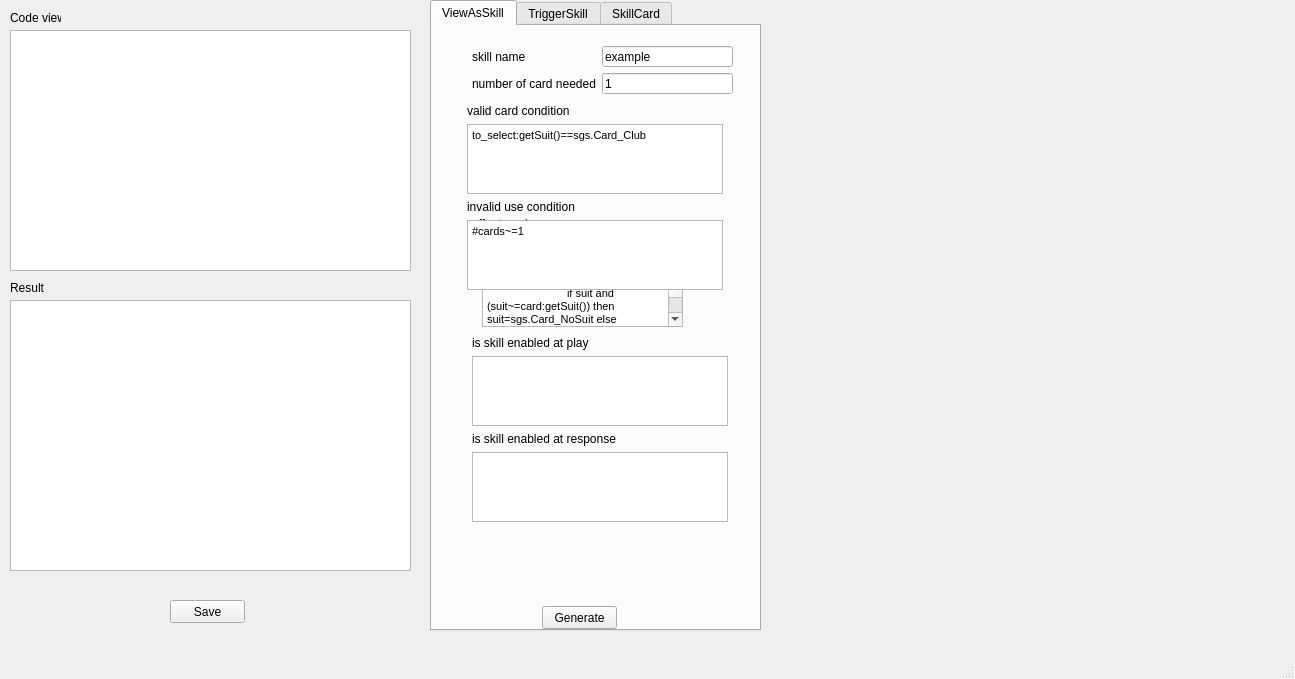
First picture: the form in src/diyscriptor.ui, repository Mogara/QSanguosha, before the edit.
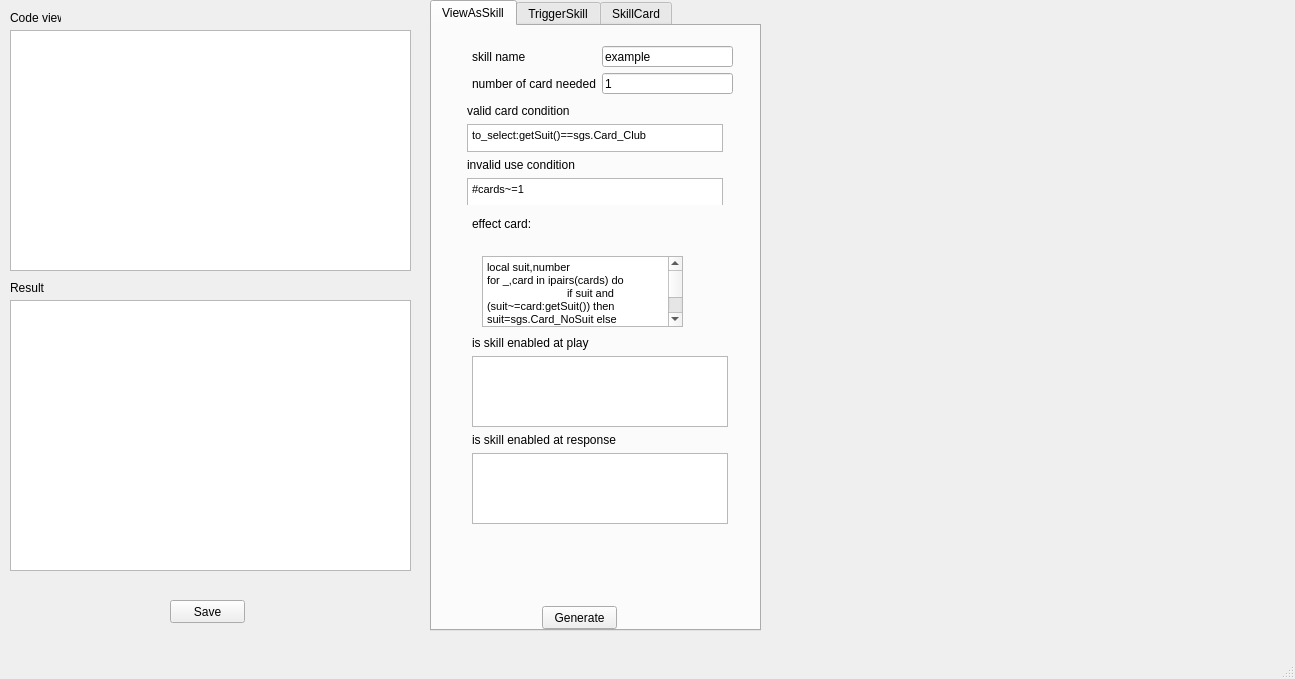
Second picture: the form after the edit. The open tabs and pages were chosen to show the change.

Commit message: updated translation in zombie mode

```diff
--- a/src/diyscriptor.ui
+++ b/src/diyscriptor.ui
@@ -186,17 +186,17 @@
          <string>&lt;!DOCTYPE HTML PUBLIC &quot;-//W3C//DTD HTML 4.0//EN&quot; &quot;http://www.w3.org/TR/REC-html40/strict.dtd&quot;&gt;
 &lt;html&gt;&lt;head&gt;&lt;meta name=&quot;qrichtext&quot; content=&quot;1&quot; /&gt;&lt;style type=&quot;text/css&quot;&gt;
 p, li { white-space: pre-wrap; }
-&lt;/style&gt;&lt;/head&gt;&lt;body style=&quot; font-family:'SimSun'; font-size:9pt; font-weight:400; font-style:normal;&quot;&gt;
-&lt;p style=&quot; margin-top:0px; margin-bottom:0px; margin-left:0px; margin-right:0px; -qt-block-indent:0; text-indent:0px;&quot;&gt;&lt;span style=&quot; font-family:'MS Shell Dlg 2'; font-size:8pt;&quot;&gt;local suit,number&lt;/span&gt;&lt;/p&gt;
-&lt;p style=&quot; margin-top:0px; margin-bottom:0px; margin-left:0px; margin-right:0px; -qt-block-indent:0; text-indent:0px;&quot;&gt;&lt;span style=&quot; font-family:'MS Shell Dlg 2'; font-size:8pt;&quot;&gt;for _,card in ipairs(cards) do&lt;/span&gt;&lt;/p&gt;
-&lt;p style=&quot; margin-top:0px; margin-bottom:0px; margin-left:0px; margin-right:0px; -qt-block-indent:0; text-indent:0px;&quot;&gt;&lt;span style=&quot; font-family:'MS Shell Dlg 2'; font-size:8pt;&quot;&gt;	if suit and (suit~=card:getSuit()) then suit=sgs.Card_NoSuit else suit=card:getSuit() end&lt;/span&gt;&lt;/p&gt;
-&lt;p style=&quot; margin-top:0px; margin-bottom:0px; margin-left:0px; margin-right:0px; -qt-block-indent:0; text-indent:0px;&quot;&gt;&lt;span style=&quot; font-family:'MS Shell Dlg 2'; font-size:8pt;&quot;&gt;	if number and (number~=card:getNumber()) then number=-1 else number=card:getNumber() end&lt;/span&gt;&lt;/p&gt;
-&lt;p style=&quot; margin-top:0px; margin-bottom:0px; margin-left:0px; margin-right:0px; -qt-block-indent:0; text-indent:0px;&quot;&gt;&lt;span style=&quot; font-family:'MS Shell Dlg 2'; font-size:8pt;&quot;&gt;end&lt;/span&gt;&lt;/p&gt;
-&lt;p style=&quot; margin-top:0px; margin-bottom:0px; margin-left:0px; margin-right:0px; -qt-block-indent:0; text-indent:0px;&quot;&gt;&lt;span style=&quot; font-family:'MS Shell Dlg 2'; font-size:8pt;&quot;&gt;local view_as_card= sgs.Sanguosha:cloneCard(&amp;quot;CardName&amp;quot;, suit, number)&lt;/span&gt;&lt;/p&gt;
-&lt;p style=&quot; margin-top:0px; margin-bottom:0px; margin-left:0px; margin-right:0px; -qt-block-indent:0; text-indent:0px;&quot;&gt;&lt;span style=&quot; font-family:'MS Shell Dlg 2'; font-size:8pt;&quot;&gt;for _,card in ipairs(cards) do&lt;/span&gt;&lt;/p&gt;
-&lt;p style=&quot; margin-top:0px; margin-bottom:0px; margin-left:0px; margin-right:0px; -qt-block-indent:0; text-indent:0px;&quot;&gt;&lt;span style=&quot; font-family:'MS Shell Dlg 2'; font-size:8pt;&quot;&gt;	view_as_card:addSubcard(card:getId())&lt;/span&gt;&lt;/p&gt;
-&lt;p style=&quot; margin-top:0px; margin-bottom:0px; margin-left:0px; margin-right:0px; -qt-block-indent:0; text-indent:0px;&quot;&gt;&lt;span style=&quot; font-family:'MS Shell Dlg 2'; font-size:8pt;&quot;&gt;end&lt;/span&gt;&lt;/p&gt;
-&lt;p style=&quot; margin-top:0px; margin-bottom:0px; margin-left:0px; margin-right:0px; -qt-block-indent:0; text-indent:0px;&quot;&gt;&lt;span style=&quot; font-family:'MS Shell Dlg 2'; font-size:8pt;&quot;&gt;view_as_card:setSkillName(self:objectName())&lt;/span&gt;&lt;/p&gt;&lt;/body&gt;&lt;/html&gt;</string>
+&lt;/style&gt;&lt;/head&gt;&lt;body style=&quot; font-family:'MS Shell Dlg 2'; font-size:8.25pt; font-weight:400; font-style:normal;&quot;&gt;
+&lt;p style=&quot; margin-top:0px; margin-bottom:0px; margin-left:0px; margin-right:0px; -qt-block-indent:0; text-indent:0px;&quot;&gt;&lt;span style=&quot; font-size:8pt;&quot;&gt;local suit,number&lt;/span&gt;&lt;/p&gt;
+&lt;p style=&quot; margin-top:0px; margin-bottom:0px; margin-left:0px; margin-right:0px; -qt-block-indent:0; text-indent:0px;&quot;&gt;&lt;span style=&quot; font-size:8pt;&quot;&gt;for _,card in ipairs(cards) do&lt;/span&gt;&lt;/p&gt;
+&lt;p style=&quot; margin-top:0px; margin-bottom:0px; margin-left:0px; margin-right:0px; -qt-block-indent:0; text-indent:0px;&quot;&gt;&lt;span style=&quot; font-size:8pt;&quot;&gt;	if suit and (suit~=card:getSuit()) then suit=sgs.Card_NoSuit else suit=card:getSuit() end&lt;/span&gt;&lt;/p&gt;
+&lt;p style=&quot; margin-top:0px; margin-bottom:0px; margin-left:0px; margin-right:0px; -qt-block-indent:0; text-indent:0px;&quot;&gt;&lt;span style=&quot; font-size:8pt;&quot;&gt;	if number and (number~=card:getNumber()) then number=-1 else number=card:getNumber() end&lt;/span&gt;&lt;/p&gt;
+&lt;p style=&quot; margin-top:0px; margin-bottom:0px; margin-left:0px; margin-right:0px; -qt-block-indent:0; text-indent:0px;&quot;&gt;&lt;span style=&quot; font-size:8pt;&quot;&gt;end&lt;/span&gt;&lt;/p&gt;
+&lt;p style=&quot; margin-top:0px; margin-bottom:0px; margin-left:0px; margin-right:0px; -qt-block-indent:0; text-indent:0px;&quot;&gt;&lt;span style=&quot; font-size:8pt;&quot;&gt;local view_as_card= sgs.Sanguosha:cloneCard(&amp;quot;CardName&amp;quot;, suit, number)&lt;/span&gt;&lt;/p&gt;
+&lt;p style=&quot; margin-top:0px; margin-bottom:0px; margin-left:0px; margin-right:0px; -qt-block-indent:0; text-indent:0px;&quot;&gt;&lt;span style=&quot; font-size:8pt;&quot;&gt;for _,card in ipairs(cards) do&lt;/span&gt;&lt;/p&gt;
+&lt;p style=&quot; margin-top:0px; margin-bottom:0px; margin-left:0px; margin-right:0px; -qt-block-indent:0; text-indent:0px;&quot;&gt;&lt;span style=&quot; font-size:8pt;&quot;&gt;	view_as_card:addSubcard(card:getId())&lt;/span&gt;&lt;/p&gt;
+&lt;p style=&quot; margin-top:0px; margin-bottom:0px; margin-left:0px; margin-right:0px; -qt-block-indent:0; text-indent:0px;&quot;&gt;&lt;span style=&quot; font-size:8pt;&quot;&gt;end&lt;/span&gt;&lt;/p&gt;
+&lt;p style=&quot; margin-top:0px; margin-bottom:0px; margin-left:0px; margin-right:0px; -qt-block-indent:0; text-indent:0px;&quot;&gt;&lt;span style=&quot; font-size:8pt;&quot;&gt;view_as_card:setSkillName(self:objectName())&lt;/span&gt;&lt;/p&gt;&lt;/body&gt;&lt;/html&gt;</string>
         </property>
        </widget>
       </widget>
@@ -207,10 +207,13 @@
         <x>35</x>
         <y>78</y>
         <width>264</width>
-        <height>186</height>
+        <height>101</height>
        </rect>
       </property>
       <layout class="QFormLayout" name="formLayout_3">
+       <property name="fieldGrowthPolicy">
+        <enum>QFormLayout::AllNonFixedFieldsGrow</enum>
+       </property>
        <item row="0" column="0">
         <widget class="QLabel" name="label_3">
          <property name="text">
@@ -227,8 +230,8 @@
           <string>&lt;!DOCTYPE HTML PUBLIC &quot;-//W3C//DTD HTML 4.0//EN&quot; &quot;http://www.w3.org/TR/REC-html40/strict.dtd&quot;&gt;
 &lt;html&gt;&lt;head&gt;&lt;meta name=&quot;qrichtext&quot; content=&quot;1&quot; /&gt;&lt;style type=&quot;text/css&quot;&gt;
 p, li { white-space: pre-wrap; }
-&lt;/style&gt;&lt;/head&gt;&lt;body style=&quot; font-family:'SimSun'; font-size:9pt; font-weight:400; font-style:normal;&quot;&gt;
-&lt;p style=&quot; margin-top:0px; margin-bottom:0px; margin-left:0px; margin-right:0px; -qt-block-indent:0; text-indent:0px;&quot;&gt;&lt;span style=&quot; font-family:'MS Shell Dlg 2'; font-size:8pt;&quot;&gt;to_select:getSuit()==sgs.Card_Club&lt;/span&gt;&lt;/p&gt;&lt;/body&gt;&lt;/html&gt;</string>
+&lt;/style&gt;&lt;/head&gt;&lt;body style=&quot; font-family:'MS Shell Dlg 2'; font-size:8.25pt; font-weight:400; font-style:normal;&quot;&gt;
+&lt;p style=&quot; margin-top:0px; margin-bottom:0px; margin-left:0px; margin-right:0px; -qt-block-indent:0; text-indent:0px;&quot;&gt;&lt;span style=&quot; font-size:8pt;&quot;&gt;to_select:getSuit()==sgs.Card_Club&lt;/span&gt;&lt;/p&gt;&lt;/body&gt;&lt;/html&gt;</string>
          </property>
         </widget>
        </item>
@@ -245,8 +248,8 @@
           <string>&lt;!DOCTYPE HTML PUBLIC &quot;-//W3C//DTD HTML 4.0//EN&quot; &quot;http://www.w3.org/TR/REC-html40/strict.dtd&quot;&gt;
 &lt;html&gt;&lt;head&gt;&lt;meta name=&quot;qrichtext&quot; content=&quot;1&quot; /&gt;&lt;style type=&quot;text/css&quot;&gt;
 p, li { white-space: pre-wrap; }
-&lt;/style&gt;&lt;/head&gt;&lt;body style=&quot; font-family:'SimSun'; font-size:9pt; font-weight:400; font-style:normal;&quot;&gt;
-&lt;p style=&quot; margin-top:0px; margin-bottom:0px; margin-left:0px; margin-right:0px; -qt-block-indent:0; text-indent:0px;&quot;&gt;&lt;span style=&quot; font-family:'MS Shell Dlg 2'; font-size:8pt;&quot;&gt;#cards~=1&lt;/span&gt;&lt;/p&gt;&lt;/body&gt;&lt;/html&gt;</string>
+&lt;/style&gt;&lt;/head&gt;&lt;body style=&quot; font-family:'MS Shell Dlg 2'; font-size:8.25pt; font-weight:400; font-style:normal;&quot;&gt;
+&lt;p style=&quot; margin-top:0px; margin-bottom:0px; margin-left:0px; margin-right:0px; -qt-block-indent:0; text-indent:0px;&quot;&gt;&lt;span style=&quot; font-size:8pt;&quot;&gt;#cards~=1&lt;/span&gt;&lt;/p&gt;&lt;/body&gt;&lt;/html&gt;</string>
          </property>
         </widget>
        </item>
@@ -298,7 +301,7 @@
         <x>40</x>
         <y>310</y>
         <width>264</width>
-        <height>186</height>
+        <height>188</height>
        </rect>
       </property>
       <layout class="QFormLayout" name="formLayout_4">
@@ -318,8 +321,8 @@
           <string>&lt;!DOCTYPE HTML PUBLIC &quot;-//W3C//DTD HTML 4.0//EN&quot; &quot;http://www.w3.org/TR/REC-html40/strict.dtd&quot;&gt;
 &lt;html&gt;&lt;head&gt;&lt;meta name=&quot;qrichtext&quot; content=&quot;1&quot; /&gt;&lt;style type=&quot;text/css&quot;&gt;
 p, li { white-space: pre-wrap; }
-&lt;/style&gt;&lt;/head&gt;&lt;body style=&quot; font-family:'SimSun'; font-size:9pt; font-weight:400; font-style:normal;&quot;&gt;
-&lt;p style=&quot;-qt-paragraph-type:empty; margin-top:0px; margin-bottom:0px; margin-left:0px; margin-right:0px; -qt-block-indent:0; text-indent:0px; font-family:'MS Shell Dlg 2'; font-size:8pt;&quot;&gt;&lt;/p&gt;&lt;/body&gt;&lt;/html&gt;</string>
+&lt;/style&gt;&lt;/head&gt;&lt;body style=&quot; font-family:'MS Shell Dlg 2'; font-size:8.25pt; font-weight:400; font-style:normal;&quot;&gt;
+&lt;p style=&quot;-qt-paragraph-type:empty; margin-top:0px; margin-bottom:0px; margin-left:0px; margin-right:0px; -qt-block-indent:0; text-indent:0px; font-size:8pt;&quot;&gt;&lt;/p&gt;&lt;/body&gt;&lt;/html&gt;</string>
          </property>
         </widget>
        </item>
@@ -336,8 +339,8 @@
           <string>&lt;!DOCTYPE HTML PUBLIC &quot;-//W3C//DTD HTML 4.0//EN&quot; &quot;http://www.w3.org/TR/REC-html40/strict.dtd&quot;&gt;
 &lt;html&gt;&lt;head&gt;&lt;meta name=&quot;qrichtext&quot; content=&quot;1&quot; /&gt;&lt;style type=&quot;text/css&quot;&gt;
 p, li { white-space: pre-wrap; }
-&lt;/style&gt;&lt;/head&gt;&lt;body style=&quot; font-family:'SimSun'; font-size:9pt; font-weight:400; font-style:normal;&quot;&gt;
-&lt;p style=&quot;-qt-paragraph-type:empty; margin-top:0px; margin-bottom:0px; margin-left:0px; margin-right:0px; -qt-block-indent:0; text-indent:0px; font-family:'MS Shell Dlg 2'; font-size:8pt;&quot;&gt;&lt;/p&gt;&lt;/body&gt;&lt;/html&gt;</string>
+&lt;/style&gt;&lt;/head&gt;&lt;body style=&quot; font-family:'MS Shell Dlg 2'; font-size:8.25pt; font-weight:400; font-style:normal;&quot;&gt;
+&lt;p style=&quot;-qt-paragraph-type:empty; margin-top:0px; margin-bottom:0px; margin-left:0px; margin-right:0px; -qt-block-indent:0; text-indent:0px; font-size:8pt;&quot;&gt;&lt;/p&gt;&lt;/body&gt;&lt;/html&gt;</string>
          </property>
         </widget>
        </item>
```
Left out of the diff: 8 changed lines with no effect on the pictures. The commit also changes 1 other file.
